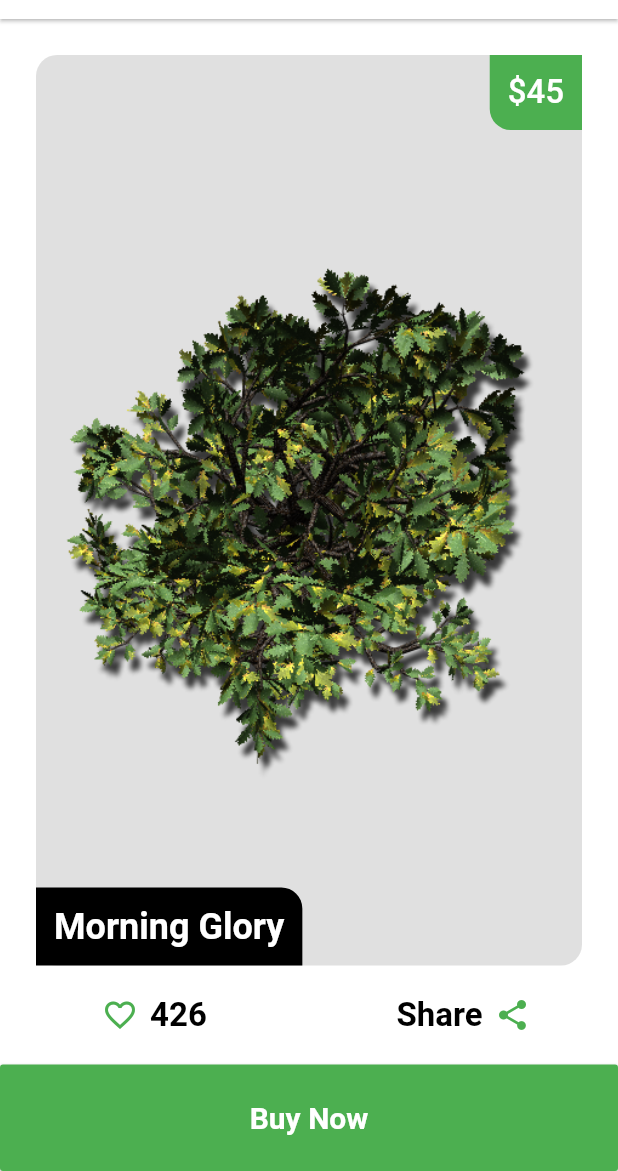
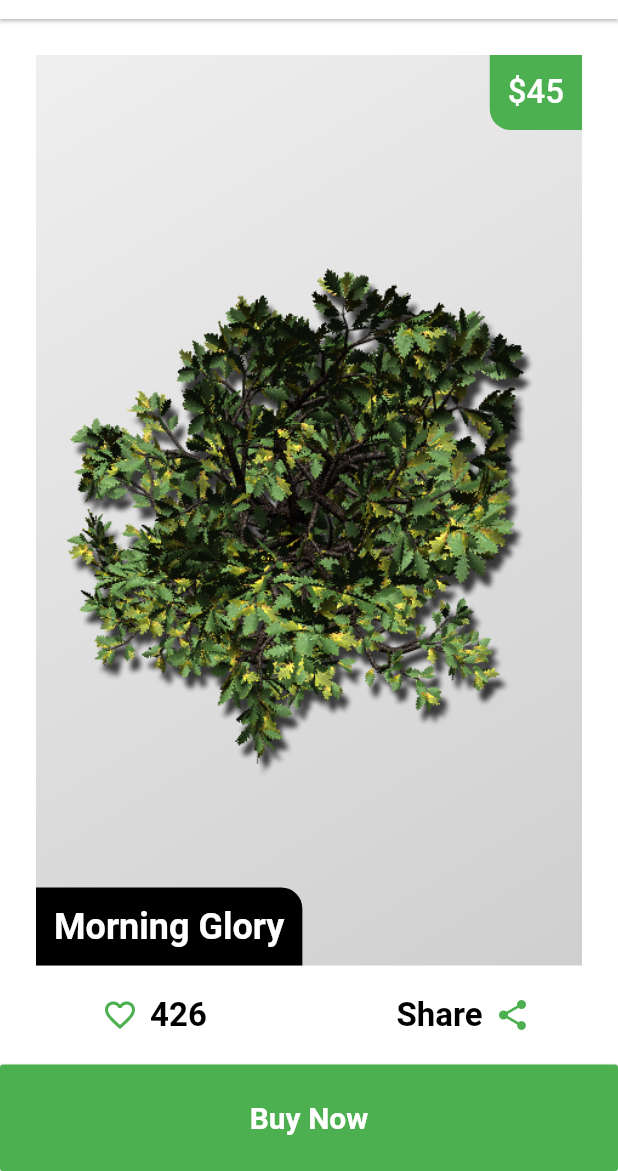
Before and after one commit to Ivaskuu/plantly, a Flutter app: the screen it shows after launch, on a phone screen of 412 x 824 dp, the part 65-1236 px from its top. Run offline on Flutter 3.47's test engine with Material 2 defaults, Android fonts, the phone set to English and light mode, and no system bars; missing offline and left inert: zoomable_image.

Commit message:
Fullscreen image preview (with also zoom)

```diff
--- a/lib/main.dart
+++ b/lib/main.dart
@@ -1,5 +1,5 @@
 import 'package:flutter/material.dart';
-import 'pages/plants_list/plants_list.dart';
+import 'pages/plants_list/plants_list_page.dart';
 import 'package:flutter/services.dart';
 
 void main() => runApp(new MyApp());
--- a/lib/pages/plants_list/plant_preview.dart
+++ b/lib/pages/plants_list/plant_preview.dart
@@ -1,10 +1,22 @@
 import 'package:flutter/material.dart';
 import '../../classes/plant.dart';
+import '../fullscreen_image_page.dart';
 
 class PlantPreview extends StatelessWidget
 {
   final Plant plant;
   PlantPreview(this.plant);
+
+  final LinearGradient backgroundGradient = new LinearGradient
+  (
+    colors:
+    [
+      new Color(0x10000000), // Light black
+      new Color(0x30000000), // Dark black
+    ],
+    begin: Alignment.topLeft,
+    end: Alignment.bottomRight
+  );
 
   @override
   Widget build(BuildContext context)
@@ -12,18 +24,35 @@ class PlantPreview extends StatelessWidget
     return new Padding
     (
       padding: const EdgeInsets.only(top: 24.0, left: 24.0, right: 24.0, bottom: 0.0),
+      child: new GestureDetector
+      (
+        onTap: () => Navigator.of(context).push(new MaterialPageRoute(builder: (_) => new FullscreenImagePage('res/' + plant.plantImg))),
         child: new Material
         (
           borderRadius: new BorderRadius.circular(14.0),
-        color: Colors.black12,
+          color: Colors.transparent,
           child: new Stack
           (
             children: <Widget>
             [
+              new SizedBox.expand
+              (
+                child: new Container
+                (
+                  decoration: new BoxDecoration
+                  (
+                    gradient: backgroundGradient
+                  ),
+                ),
+              ),
               new Align
               (
                 alignment: Alignment.center,
+                child: new Hero
+                (
+                  tag: 'res/' + plant.plantImg,
                   child: new Image.asset('res/${plant.plantImg}')
+                )
               ),
               new Align
               (
@@ -62,6 +91,7 @@ class PlantPreview extends StatelessWidget
             ],
           ),
         ),
+      ),
     );
   }
 }
--- a/pubspec.yaml
+++ b/pubspec.yaml
@@ -8,6 +8,7 @@ dependencies:
   # The following adds the Cupertino Icons font to your application.
   # Use with the CupertinoIcons class for iOS style icons.
   cupertino_icons: ^0.1.0
+  zoomable_image: "^1.1.2"
 
 dev_dependencies:
   flutter_test:
```
Also changed, not shown: lib/pages/fullscreen_image_page.dart (added, +84 -0 lines), lib/pages/image_zoomable.dart (added, +62 -0 lines), lib/pages/plants_list/plants_list_page.dart (renamed from lib/pages/plants_list/plants_list.dart), pubspec.lock. Lines whose indentation alone changed are shown as unchanged.
